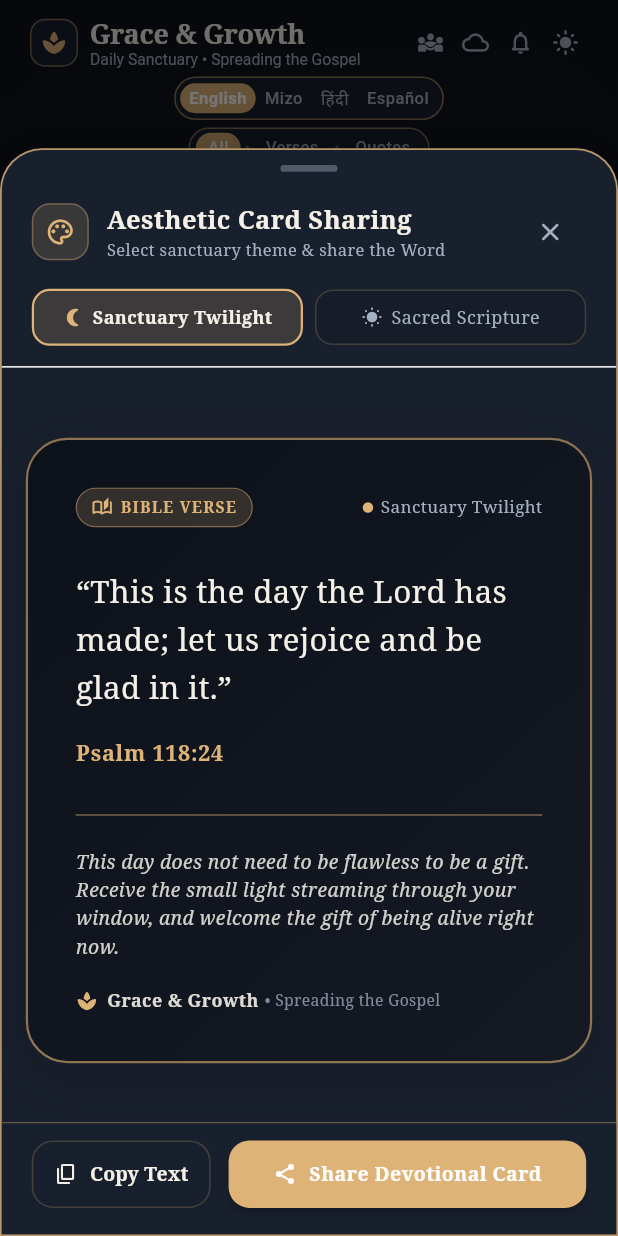
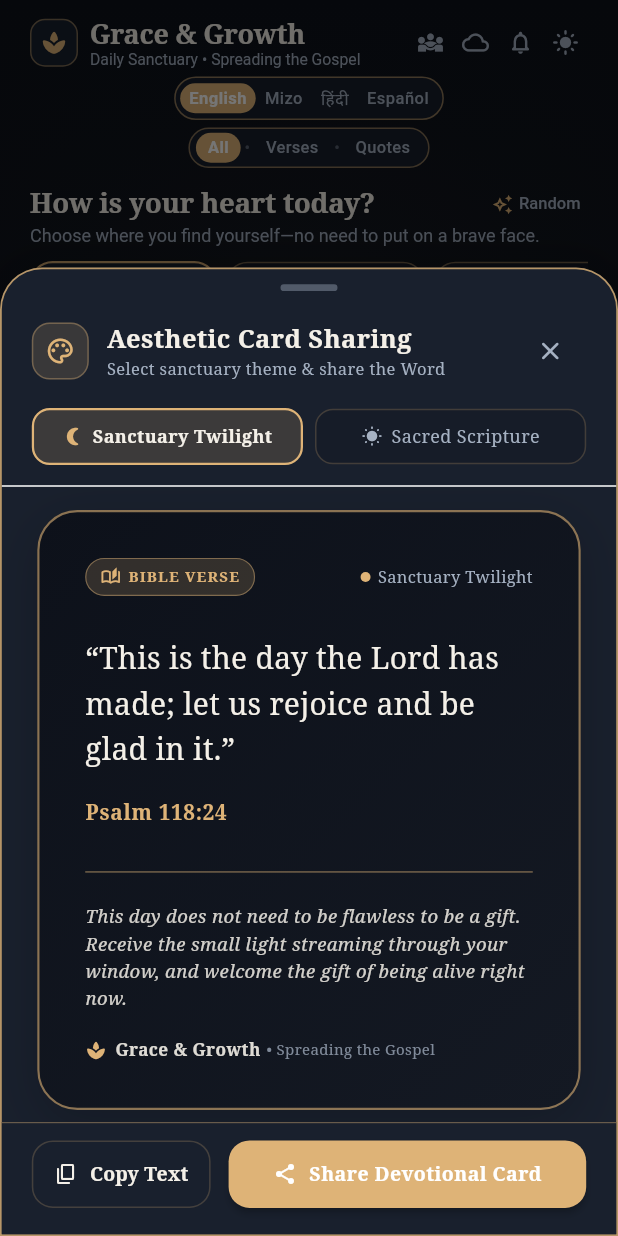
Before and after one commit to joelaah/grace-and-growth, a Flutter app: the HomeStageScreen screen opened directly, after a tap on the "share" icon, on a phone screen of 412 x 824 dp. Run offline on Flutter 3.47's test engine with Material 3 defaults, Android fonts, the phone set to English and light mode, and no system bars; our stand-ins replace flutter_local_notifications, flutter_tts, share_plus, shared_preferences, supabase_flutter, timezone; missing offline and left inert: dart:html; accounts and stored records are empty; network calls fail.

Commit message:
fix(layout): eliminate RenderFlex overflows across all viewports and 2.0x text scaling

```diff
--- a/lib/screens/today_screen.dart
+++ b/lib/screens/today_screen.dart
@@ -123,7 +123,11 @@ class _TodayScreenState extends State<TodayScreen> {
                     ),
                   ),
                   const SizedBox(width: 8.0),
-                  InkWell(
+                  Flexible(
+                    child: FittedBox(
+                      fit: BoxFit.scaleDown,
+                      alignment: Alignment.centerRight,
+                      child: InkWell(
                         onTap: () => NotificationTimePickerModal.show(context, palette),
                         borderRadius: BorderRadius.circular(16.0),
                         child: Padding(
@@ -142,6 +146,8 @@ class _TodayScreenState extends State<TodayScreen> {
                                 ),
                               ),
                             ],
+                          ),
+                        ),
                       ),
                     ),
                   ),
@@ -356,6 +362,9 @@ class _TodayScreenState extends State<TodayScreen> {
               color: palette.accent.withValues(alpha: 0.14),
               borderRadius: BorderRadius.circular(12),
             ),
+            child: FittedBox(
+              fit: BoxFit.scaleDown,
+              alignment: Alignment.centerLeft,
               child: Row(
                 mainAxisSize: MainAxisSize.min,
                 children: [
@@ -379,6 +388,7 @@ class _TodayScreenState extends State<TodayScreen> {
                 ],
               ),
             ),
+          ),
           const SizedBox(height: 14),
           // Main text
           Text(
@@ -397,6 +407,8 @@ class _TodayScreenState extends State<TodayScreen> {
               Expanded(
                 child: Text(
                   item.attribution,
+                  maxLines: 1,
+                  overflow: TextOverflow.ellipsis,
                   style: TextStyle(
                     fontSize: 13,
                     fontWeight: FontWeight.w600,
--- a/lib/widgets/aesthetic_share_modal.dart
+++ b/lib/widgets/aesthetic_share_modal.dart
@@ -195,7 +195,7 @@ class _AestheticShareModalState extends State<AestheticShareModal> {
     final palette = _selectedPalette;
 
     return Container(
-      height: modalHeight,
+      constraints: BoxConstraints(maxHeight: modalHeight),
       decoration: BoxDecoration(
         color: palette.cardSurface,
         borderRadius: const BorderRadius.vertical(top: Radius.circular(28.0)),
@@ -213,7 +213,10 @@ class _AestheticShareModalState extends State<AestheticShareModal> {
       ),
       child: SafeArea(
         top: false,
+        child: SingleChildScrollView(
+          physics: const BouncingScrollPhysics(),
           child: Column(
+            mainAxisSize: MainAxisSize.min,
             children: [
               // Drag handle
               Center(
@@ -256,6 +259,8 @@ class _AestheticShareModalState extends State<AestheticShareModal> {
                         children: [
                           Text(
                             'Aesthetic Card Sharing',
+                            maxLines: 1,
+                            overflow: TextOverflow.ellipsis,
                             style: TextStyle(
                               fontFamily: 'serif',
                               fontSize: 17.0,
@@ -265,6 +270,8 @@ class _AestheticShareModalState extends State<AestheticShareModal> {
                           ),
                           Text(
                             'Select sanctuary theme & share the Word',
+                            maxLines: 1,
+                            overflow: TextOverflow.ellipsis,
                             style: TextStyle(
                               fontSize: 11.0,
                               color: palette.secondaryText,
@@ -304,10 +311,14 @@ class _AestheticShareModalState extends State<AestheticShareModal> {
               const Divider(height: 16.0),
 
               // Card Preview Area
-            Expanded(
+              Padding(
+                padding: const EdgeInsets.symmetric(horizontal: 16.0, vertical: 8.0),
                 child: Center(
-                child: Padding(
-                  padding: const EdgeInsets.symmetric(horizontal: 16.0, vertical: 8.0),
+                  child: ConstrainedBox(
+                    constraints: BoxConstraints(
+                      maxWidth: 380.0,
+                      maxHeight: isShort ? 280.0 : 400.0,
+                    ),
                     child: FittedBox(
                       fit: BoxFit.scaleDown,
                       child: SizedBox(
@@ -344,9 +355,12 @@ class _AestheticShareModalState extends State<AestheticShareModal> {
                       child: OutlinedButton.icon(
                         onPressed: _isProcessing ? null : _copyTextOnly,
                         icon: const Icon(Icons.copy_rounded, size: 16.0),
-                      label: const Text(
+                        label: const FittedBox(
+                          fit: BoxFit.scaleDown,
+                          child: Text(
                             'Copy Text',
                             style: TextStyle(fontSize: 13.0, fontWeight: FontWeight.w600),
+                          ),
                         ),
                         style: OutlinedButton.styleFrom(
                           foregroundColor: palette.primaryText,
@@ -374,12 +388,15 @@ class _AestheticShareModalState extends State<AestheticShareModal> {
                                 ),
                               )
                             : const Icon(Icons.share_rounded, size: 16.0),
-                      label: Text(
+                        label: FittedBox(
+                          fit: BoxFit.scaleDown,
+                          child: Text(
                             kIsWeb ? 'Download & Share Card' : 'Share Devotional Card',
                             style: const TextStyle(
                               fontSize: 13.0,
                               fontWeight: FontWeight.w600,
                               letterSpacing: 0.3,
+                            ),
                           ),
                         ),
                         style: ElevatedButton.styleFrom(
@@ -397,6 +414,7 @@ class _AestheticShareModalState extends State<AestheticShareModal> {
                 ),
               ),
             ],
+          ),
         ),
       ),
     );
--- a/lib/widgets/inshorts_stage_card.dart
+++ b/lib/widgets/inshorts_stage_card.dart
@@ -46,7 +46,7 @@ class _InshortsStageCardState extends State<InshortsStageCard> {
         final cardHeight = constraints.maxHeight;
         final textScale = MediaQuery.textScalerOf(context).scale(1.0);
         final isShort = cardHeight < 440 || textScale > 1.25;
-        final isVeryShort = cardHeight < 340 || (cardHeight < 400 && textScale > 1.25);
+        final isVeryShort = cardHeight < 400 || (cardHeight < 500 && textScale > 1.25);
         final isNarrow = constraints.maxWidth < 320 || textScale > 1.25;
         final isWide = constraints.maxWidth >= 720;
 
@@ -57,7 +57,7 @@ class _InshortsStageCardState extends State<InshortsStageCard> {
             curve: Curves.easeInOutCubic,
             margin: EdgeInsets.symmetric(
               horizontal: isNarrow ? 8.0 : (isWide ? 24.0 : 16.0),
-              vertical: isShort ? 4.0 : 8.0,
+              vertical: isVeryShort ? 2.0 : (isShort ? 4.0 : 8.0),
             ),
             decoration: BoxDecoration(
               color: palette.cardSurface,
@@ -135,9 +135,9 @@ class _InshortsStageCardState extends State<InshortsStageCard> {
       curve: Curves.easeInOutCubic,
       padding: EdgeInsets.fromLTRB(
         isNarrow ? 12.0 : (isWide ? 28.0 : 20.0),
-        isVeryShort ? 6.0 : (isShort ? 10.0 : 18.0),
+        isVeryShort ? 4.0 : (isShort ? 10.0 : 18.0),
         isNarrow ? 12.0 : (isWide ? 28.0 : 20.0),
-        isVeryShort ? 4.0 : (isShort ? 6.0 : 10.0),
+        isVeryShort ? 2.0 : (isShort ? 6.0 : 10.0),
       ),
       child: Column(
         crossAxisAlignment: CrossAxisAlignment.start,
@@ -246,7 +246,7 @@ class _InshortsStageCardState extends State<InshortsStageCard> {
             ],
           ),
 
-          SizedBox(height: isVeryShort ? 3.0 : (isShort ? 6.0 : 12.0)),
+          SizedBox(height: isVeryShort ? 2.0 : (isShort ? 6.0 : 12.0)),
 
           // Main quote/verse text in editorial serif font
           Expanded(
@@ -288,7 +288,7 @@ class _InshortsStageCardState extends State<InshortsStageCard> {
             ),
           ),
 
-          SizedBox(height: isVeryShort ? 3.0 : (isShort ? 6.0 : 10.0)),
+          SizedBox(height: isVeryShort ? 2.0 : (isShort ? 6.0 : 10.0)),
 
           // Reference / Author & SubTag row
           Row(
@@ -697,9 +697,9 @@ class _InshortsStageCardState extends State<InshortsStageCard> {
       color: palette.cardSurface.withValues(alpha: 0.7),
       padding: EdgeInsets.fromLTRB(
         isNarrow ? 12.0 : (isWide ? 28.0 : 20.0),
-        isVeryShort ? 5.0 : (isShort ? 8.0 : 14.0),
+        isVeryShort ? 4.0 : (isShort ? 8.0 : 14.0),
         isNarrow ? 12.0 : (isWide ? 28.0 : 20.0),
-        isVeryShort ? 3.0 : (isShort ? 4.0 : 8.0),
+        isVeryShort ? 2.0 : (isShort ? 4.0 : 8.0),
       ),
       child: Column(
         crossAxisAlignment: CrossAxisAlignment.start,
@@ -824,7 +824,8 @@ class _InshortsStageCardState extends State<InshortsStageCard> {
             ),
           ),
 
-          // Subtle "Swipe up for next" indicator at the bottom
+          // Subtle "Swipe up for next" indicator at the bottom (omitted on very short viewports)
+          if (!isVeryShort)
             Center(
               child: Padding(
                 padding: EdgeInsets.only(top: isShort ? 1.0 : 2.0),
@@ -835,7 +836,7 @@ class _InshortsStageCardState extends State<InshortsStageCard> {
                     children: [
                       Icon(
                         Icons.keyboard_arrow_up_rounded,
-                      size: isVeryShort ? 14.0 : 16.0,
+                        size: 16.0,
                         color: palette.secondaryText.withValues(alpha: 0.55),
                       ),
                       const SizedBox(width: 2.0),
@@ -843,7 +844,7 @@ class _InshortsStageCardState extends State<InshortsStageCard> {
                         duration: const Duration(milliseconds: 600),
                         curve: Curves.easeInOutCubic,
                         style: TextStyle(
-                        fontSize: isVeryShort ? 9.5 : 10.5,
+                          fontSize: 10.5,
                           fontWeight: FontWeight.w400,
                           letterSpacing: 0.4,
                           color: palette.secondaryText.withValues(alpha: 0.55),
--- a/lib/widgets/shareable_card.dart
+++ b/lib/widgets/shareable_card.dart
@@ -46,6 +46,8 @@ class ShareableCard extends StatelessWidget {
           ),
         ],
       ),
+      child: SingleChildScrollView(
+        physics: const BouncingScrollPhysics(),
         child: Column(
           mainAxisSize: MainAxisSize.min,
           crossAxisAlignment: CrossAxisAlignment.start,
@@ -93,7 +95,8 @@ class ShareableCard extends StatelessWidget {
                 ),
               ),
               const SizedBox(width: 8.0),
-              Row(
+              Flexible(
+                child: Row(
                   mainAxisSize: MainAxisSize.min,
                   children: [
                     Container(
@@ -105,15 +108,19 @@ class ShareableCard extends StatelessWidget {
                       ),
                     ),
                     const SizedBox(width: 5.0),
-                  Text(
+                    Flexible(
+                      child: Text(
                         palette.stageLabel,
+                        overflow: TextOverflow.ellipsis,
                         style: TextStyle(
                           fontSize: 11.5,
                           fontWeight: FontWeight.w500,
                           color: palette.secondaryText,
                         ),
                       ),
+                    ),
                   ],
+                ),
               ),
             ],
           ),
@@ -179,14 +186,17 @@ class ShareableCard extends StatelessWidget {
                 color: palette.accent,
               ),
               const SizedBox(width: 6.0),
-              Text(
+              Flexible(
+                child: Text(
                   'Grace & Growth',
+                  overflow: TextOverflow.ellipsis,
                   style: TextStyle(
                     fontFamily: 'serif',
                     fontSize: 12.0,
                     fontWeight: FontWeight.w600,
                     color: palette.primaryText.withValues(alpha: 0.9),
                     letterSpacing: 0.3,
+                  ),
                 ),
               ),
               const SizedBox(width: 4.0),
@@ -204,6 +214,7 @@ class ShareableCard extends StatelessWidget {
             ],
           ),
         ],
+      ),
     ),
   );
   }
```
Also changed, not shown: lib/screens/journal_screen.dart (+44 -7 lines), lib/widgets/bible_research_modal.dart (+14 -7 lines), lib/widgets/mystery_box_modal.dart (+17 -5 lines), 1 other file. Lines whose indentation alone changed are shown as unchanged.
